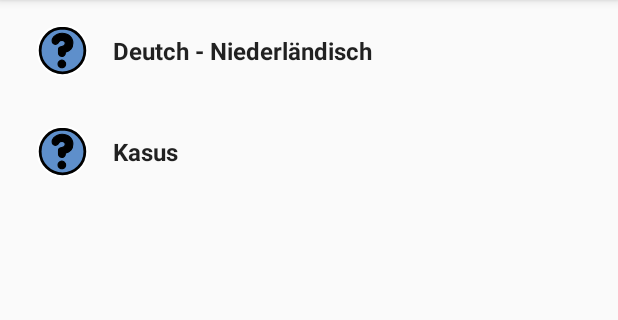
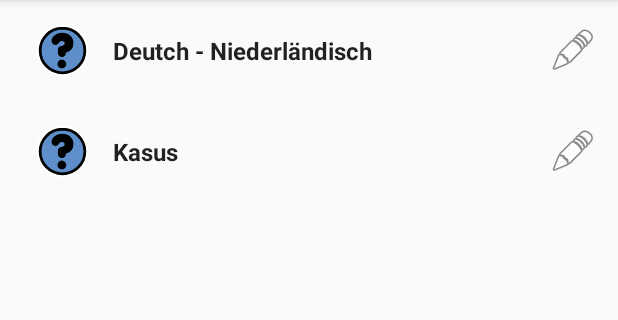
Before and after one commit to R4izz3n/memorize, an Android app: the screen it shows after launch (MainActivity), on a phone screen of 412 x 824 dp, the part 84-404 px from its top. Run offline under Robolectric (Android 15) with nearby library versions, the phone set to English and light mode, and no system bars; our stand-ins replace Room's generated code.

Commit message:
add edit quiz button

```diff
--- a/app/src/main/java/de/kulturbremen/memorize/ui/main/QuizFragment.java
+++ b/app/src/main/java/de/kulturbremen/memorize/ui/main/QuizFragment.java
@@ -9,6 +9,7 @@ import androidx.recyclerview.widget.GridLayoutManager;
 import androidx.recyclerview.widget.LinearLayoutManager;
 import androidx.recyclerview.widget.RecyclerView;
 
+import android.util.Log;
 import android.view.LayoutInflater;
 import android.view.View;
 import android.view.ViewGroup;
@@ -23,10 +24,11 @@ import de.kulturbremen.memorize.ui.question.QuestionActivity;
 /**
  * A fragment representing a list of QuizEntity names.
  */
-public class QuizFragment extends Fragment implements QuizRecyclerAdapter.OnQuizListener{
+public class QuizFragment extends Fragment
+        implements QuizRecyclerAdapter.OnQuizListener, QuizRecyclerAdapter.OnEditQuizListener {
 
     private static final String ARG_COLUMN_COUNT = "column-count";
-    private int mColumnCount = 1;
+    private int columnCount = 1;
     private static final String TAG = "QuizFragment";
     private Context context;
 
@@ -51,7 +53,7 @@ public class QuizFragment extends Fragment implements QuizRecyclerAdapter.OnQuiz
         super.onCreate(savedInstanceState);
 
         if (getArguments() != null) {
-            mColumnCount = getArguments().getInt(ARG_COLUMN_COUNT);
+            columnCount = getArguments().getInt(ARG_COLUMN_COUNT);
         }
     }
 
@@ -65,12 +67,13 @@ public class QuizFragment extends Fragment implements QuizRecyclerAdapter.OnQuiz
             context = view.getContext();
             QuizManager quizManager = new QuizManager(context);
             RecyclerView recyclerView = (RecyclerView) view;
-            if (mColumnCount <= 1) {
+            if (columnCount <= 1) {
                 recyclerView.setLayoutManager(new LinearLayoutManager(context));
             } else {
-                recyclerView.setLayoutManager(new GridLayoutManager(context, mColumnCount));
+                recyclerView.setLayoutManager(new GridLayoutManager(context, columnCount));
             }
-            recyclerView.setAdapter(new QuizRecyclerAdapter(quizManager.getQuizzes(), this));
+            recyclerView.setAdapter(new QuizRecyclerAdapter(quizManager.getQuizzes(),
+                    this, this));
         }
         return view;
     }
@@ -89,4 +92,9 @@ public class QuizFragment extends Fragment implements QuizRecyclerAdapter.OnQuiz
             toast.show();
         }
     }
+
+    @Override
+    public void onEditQuizClick(QuizEntity quiz) {
+        Log.d(TAG, "onEditQuizClick: clicked! (" + quiz + ")");
+    }
 }
--- a/app/src/main/java/de/kulturbremen/memorize/ui/main/QuizRecyclerAdapter.java
+++ b/app/src/main/java/de/kulturbremen/memorize/ui/main/QuizRecyclerAdapter.java
@@ -3,10 +3,10 @@ package de.kulturbremen.memorize.ui.main;
 import androidx.annotation.NonNull;
 import androidx.recyclerview.widget.RecyclerView;
 
-import android.util.Log;
 import android.view.LayoutInflater;
 import android.view.View;
 import android.view.ViewGroup;
+import android.widget.ImageView;
 import android.widget.TextView;
 
 import de.kulturbremen.memorize.R;
@@ -19,14 +19,16 @@ import java.util.List;
  */
 public class QuizRecyclerAdapter extends RecyclerView.Adapter<QuizRecyclerAdapter.ViewHolder> {
 
-    private static final String TAG = "QuizRecyclerAdapter";
-    private final List<QuizEntity> mQuizzes;
-    private OnQuizListener mOnQuizListener;
+    private final List<QuizEntity> quizzes;
+    private OnQuizListener onQuizListener;
+    private OnEditQuizListener onEditQuizListener;
 
-    public QuizRecyclerAdapter(List<QuizEntity> items, OnQuizListener onQuizListener) {
-        this.mQuizzes = items;
-        Log.d(TAG, "QuizRecyclerAdapter: mQuizzes: " + items);
-        this.mOnQuizListener = onQuizListener;
+    public QuizRecyclerAdapter(List<QuizEntity> items,
+                               OnQuizListener onQuizListener,
+                               OnEditQuizListener onEditQuizListener) {
+        this.quizzes = items;
+        this.onQuizListener = onQuizListener;
+        this.onEditQuizListener = onEditQuizListener;
     }
 
     @NonNull
@@ -34,50 +36,68 @@ public class QuizRecyclerAdapter extends RecyclerView.Adapter<QuizRecyclerAdapte
     public ViewHolder onCreateViewHolder(ViewGroup parent, int viewType) {
         View view = LayoutInflater.from(parent.getContext())
                 .inflate(R.layout.fragment_item, parent, false);
-        return new ViewHolder(view, mOnQuizListener);
+        return new ViewHolder(view, onQuizListener, onEditQuizListener);
     }
 
     @Override
     public void onBindViewHolder(final ViewHolder holder, int position) {
-        holder.mItem = mQuizzes.get(position).getName();
-        holder.mContentView.setText(mQuizzes.get(position).getName());
+        holder.item = quizzes.get(position).getName();
+        holder.contentView.setText(quizzes.get(position).getName());
     }
 
     @Override
     public int getItemCount() {
-        return mQuizzes.size();
+        return quizzes.size();
     }
 
     public class ViewHolder extends RecyclerView.ViewHolder implements View.OnClickListener {
-        private static final String TAG = "ViewHolder";
-        public final View mView;
-        public final TextView mContentView;
-        public String mItem;
+        public final View view;
+        public final TextView contentView;
+        public final ImageView editButton;
+        public String item;
         OnQuizListener onQuizListener;
+        OnEditQuizListener onEditQuizListener;
 
-        public ViewHolder(View view, OnQuizListener onQuizListener) {
+        public ViewHolder(View view,
+                          OnQuizListener onQuizListener, OnEditQuizListener onEditQuizListener) {
             super(view);
-            mView = view;
-            Log.d(TAG, "ViewHolder: constructor called with view: " + view);
-            mContentView = view.findViewById(R.id.content);
+            this.view = view;
+            contentView = view.findViewById(R.id.content);
+            editButton = view.findViewById(R.id.editButton);
+
             this.onQuizListener = onQuizListener;
+            this.onEditQuizListener = onEditQuizListener;
 
-            view.setOnClickListener(this);
+            contentView.setOnClickListener(this);
+            editButton.setOnClickListener(this);
+
         }
 
         @Override
         public String toString() {
-            return super.toString() + " '" + mContentView.getText() + "'";
+            return super.toString() + " '" + contentView.getText() + "'";
         }
 
         @Override
         public void onClick(View view) {
-            QuizEntity quiz = mQuizzes.get(getAdapterPosition());
-            onQuizListener.onQuizClick(quiz);
+            QuizEntity quiz = quizzes.get(getAdapterPosition());
+            switch (view.getId()) {
+                case R.id.content: {
+                    onQuizListener.onQuizClick(quiz);
+                    break;
+                }
+                case R.id.editButton: {
+                    onEditQuizListener.onEditQuizClick(quiz);
+                    break;
+                }
+            }
         }
     }
 
     public interface OnQuizListener {
         void onQuizClick(QuizEntity quiz);
     }
+    public interface OnEditQuizListener {
+        void onEditQuizClick(QuizEntity quiz);
+    }
 }
--- a/app/src/main/res/layout/fragment_item.xml
+++ b/app/src/main/res/layout/fragment_item.xml
@@ -1,18 +1,35 @@
 <?xml version="1.0" encoding="utf-8"?>
 <LinearLayout xmlns:android="http://schemas.android.com/apk/res/android"
-    android:layout_width="wrap_content"
+    xmlns:app="http://schemas.android.com/apk/res-auto"
+    android:layout_width="match_parent"
     android:layout_height="wrap_content"
     android:orientation="horizontal">
 
     <TextView
         android:id="@+id/content"
-        android:layout_width="wrap_content"
+        android:layout_width="0dp"
         android:layout_height="wrap_content"
+        android:layout_weight="1"
         android:layout_margin="@dimen/text_margin"
         android:drawableStart="@drawable/ic_primary_gnome_question"
         android:drawableLeft="@drawable/ic_primary_gnome_question"
         android:drawablePadding="16dp"
-        android:gravity="center"
+        android:gravity="center_vertical"
         android:textAppearance="?attr/textAppearanceListItem"
-        android:textStyle="bold" />
+        android:textStyle="bold"
+        app:layout_constraintStart_toStartOf="parent"
+        app:layout_constraintTop_toTopOf="parent"/>
+
+    <ImageView
+        android:id="@+id/editButton"
+        android:layout_width="wrap_content"
+        android:layout_height="wrap_content"
+        android:layout_gravity="center_vertical"
+        android:contentDescription="@string/edit_quiz_button"
+        android:layout_marginRight="6dp"
+        app:layout_constraintEnd_toEndOf="parent"
+        app:layout_constraintTop_toTopOf="parent"
+        app:srcCompat="@android:drawable/ic_menu_edit"
+        android:layout_marginEnd="6dp" />
+
 </LinearLayout>
--- a/app/src/main/res/values/strings.xml
+++ b/app/src/main/res/values/strings.xml
@@ -16,4 +16,5 @@
     <string name="well_done">Well Done!</string>
     <string name="return_message">Return</string>
     <string name="question_icon">Question Icon</string>
+    <string name="edit_quiz_button">edit quiz</string>
 </resources>
```
